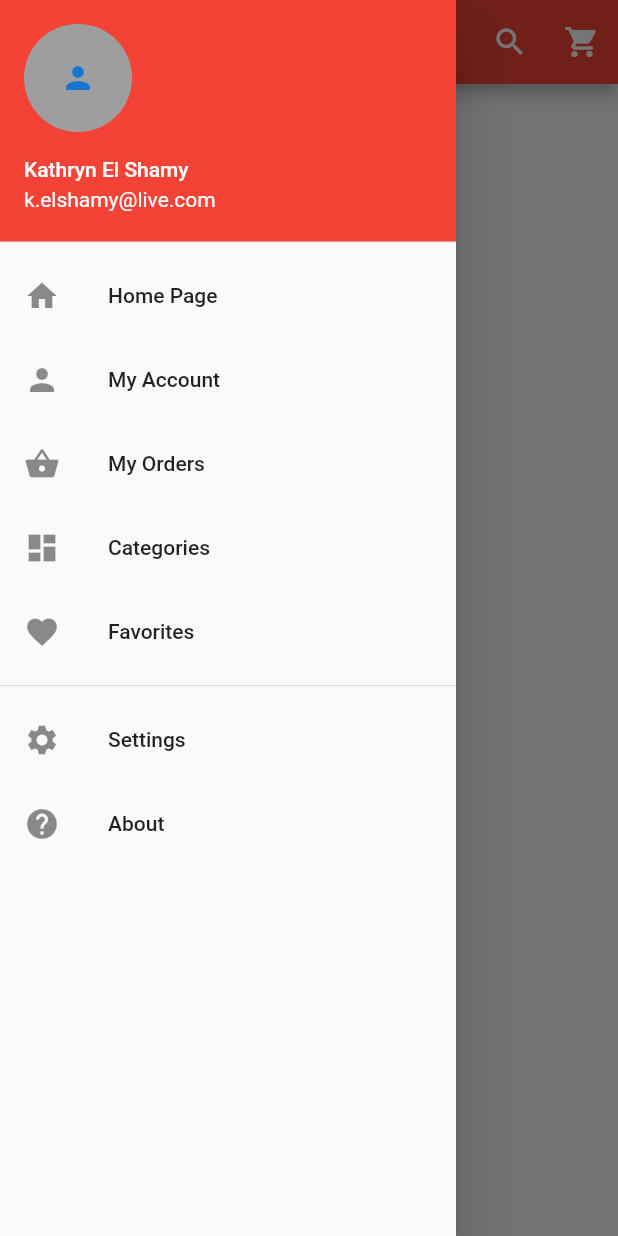
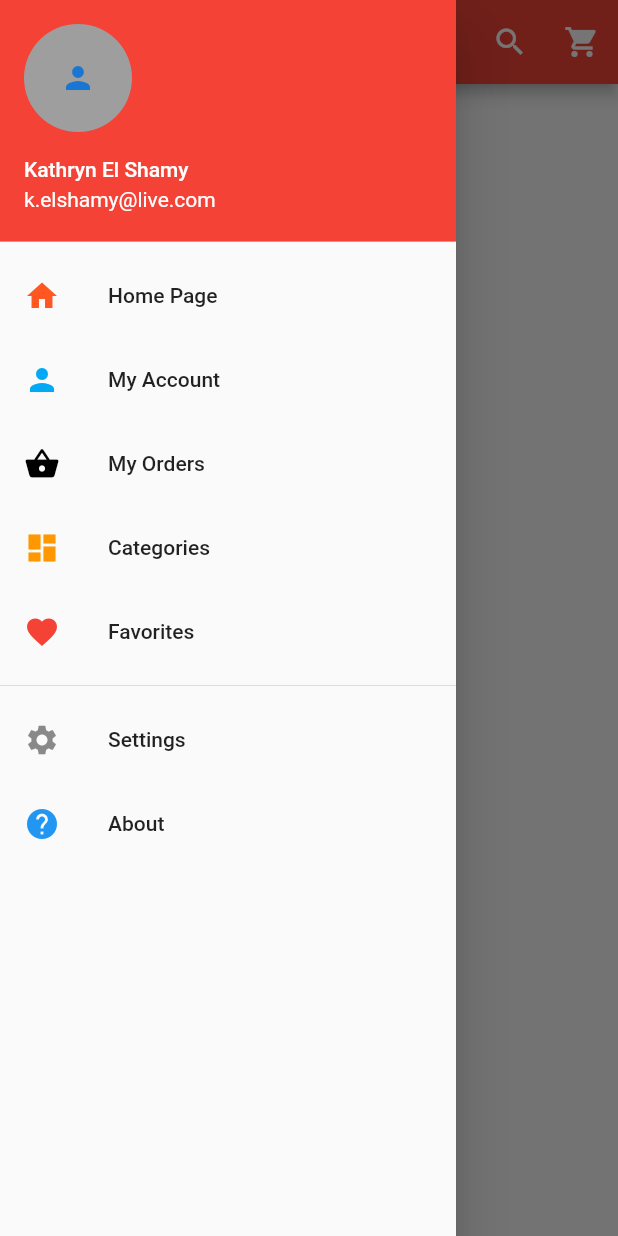
Before and after one commit to kelshamy/buy_stuff, a Flutter app: the screen it shows after launch, with the side drawer open, on a phone screen of 412 x 824 dp. Run offline on Flutter 3.47's test engine with Material 2 defaults, Android fonts, the phone set to English and light mode, and no system bars.

Commit message:
Changed Drawer Icon colors

```diff
--- a/lib/main.dart
+++ b/lib/main.dart
@@ -57,7 +57,7 @@ class _HomePageState extends State<HomePage> {
               onTap: () {},
               child: ListTile(
                 title: Text('Home Page'),
-                leading: Icon(Icons.home),
+                leading: Icon(Icons.home, color: Colors.deepOrange),
               ),
             ),
 
@@ -65,7 +65,10 @@ class _HomePageState extends State<HomePage> {
               onTap: () {},
               child: ListTile(
                 title: Text('My Account'),
-                leading: Icon(Icons.person),
+                leading: Icon(
+                  Icons.person,
+                  color: Colors.lightBlue,
+                ),
               ),
             ),
 
@@ -73,7 +76,10 @@ class _HomePageState extends State<HomePage> {
               onTap: () {},
               child: ListTile(
                 title: Text('My Orders'),
-                leading: Icon(Icons.shopping_basket),
+                leading: Icon(
+                  Icons.shopping_basket,
+                  color: Colors.black,
+                ),
               ),
             ),
 
@@ -81,7 +87,10 @@ class _HomePageState extends State<HomePage> {
               onTap: () {},
               child: ListTile(
                 title: Text('Categories'),
-                leading: Icon(Icons.dashboard),
+                leading: Icon(
+                  Icons.dashboard,
+                  color: Colors.orange,
+                ),
               ),
             ),
 
@@ -89,7 +98,10 @@ class _HomePageState extends State<HomePage> {
               onTap: () {},
               child: ListTile(
                 title: Text('Favorites'),
-                leading: Icon(Icons.favorite),
+                leading: Icon(
+                  Icons.favorite,
+                  color: Colors.red,
+                ),
               ),
             ),
 
@@ -107,7 +119,10 @@ class _HomePageState extends State<HomePage> {
               onTap: () {},
               child: ListTile(
                 title: Text('About'),
-                leading: Icon(Icons.help),
+                leading: Icon(
+                  Icons.help,
+                  color: Colors.blue,
+                ),
               ),
             ),
           ],
```
